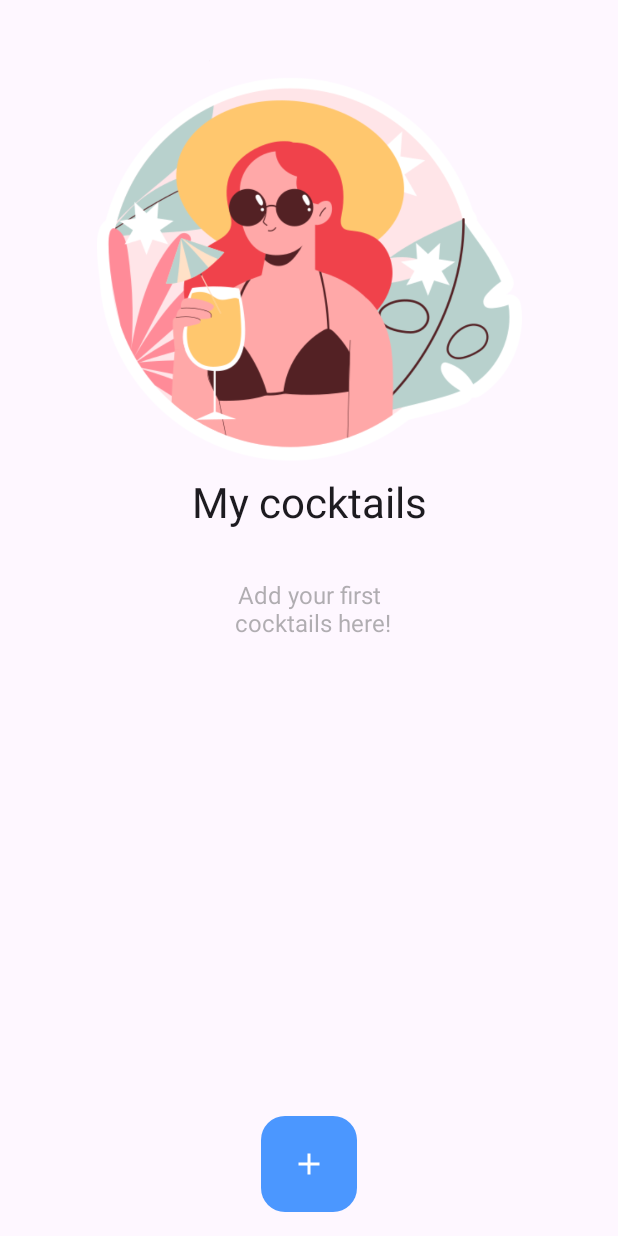
After one commit to StasShevchenko/CocktailBar, an Android app: the fragment CocktailsListFragment shown on its own in the app's theme, on a phone screen of 412 x 824 dp. The commit adds this screen. Run offline under Robolectric (Android 15) with nearby library versions, the phone set to English and light mode, and no system bars.

Commit message:
Basic layout for home page is created

```diff
--- a/app/src/main/java/com/example/coctailbar/FirstFragment.kt
+++ /dev/null
@@ -1,7 +0,0 @@
-package com.example.coctailbar
-
-import androidx.fragment.app.Fragment
-
-class FirstFragment : Fragment(R.layout.fragment_first) {
-
-}
--- a/app/src/main/java/com/example/coctailbar/SecondFragment.kt
+++ /dev/null
@@ -1,7 +0,0 @@
-package com.example.coctailbar
-
-import androidx.fragment.app.Fragment
-
-class SecondFragment : Fragment(R.layout.fragment_second) {
-
-}
--- /dev/null
+++ b/app/src/main/java/com/example/coctailbar/cocktail_details/CocktailDetailsFragment.kt
@@ -0,0 +1,8 @@
+package com.example.coctailbar.cocktail_details
+
+import androidx.fragment.app.Fragment
+import com.example.coctailbar.R
+
+class CocktailDetailsFragment : Fragment(R.layout.cocktail_details_fragment) {
+
+}
--- /dev/null
+++ b/app/src/main/java/com/example/coctailbar/cocktails_list/CocktailsListFragment.kt
@@ -0,0 +1,8 @@
+package com.example.coctailbar.cocktails_list
+
+import androidx.fragment.app.Fragment
+import com.example.coctailbar.R
+
+class CocktailsListFragment : Fragment(R.layout.cocktails_list_fragment) {
+
+}
--- /dev/null
+++ b/app/src/main/res/drawable/ic_add.xml
@@ -0,0 +1,5 @@
+<vector android:height="24dp" android:tint="#00FFFFFF"
+    android:viewportHeight="24" android:viewportWidth="24"
+    android:width="24dp" xmlns:android="http://schemas.android.com/apk/res/android">
+    <path android:fillColor="@android:color/white" android:pathData="M19,13h-6v6h-2v-6H5v-2h6V5h2v6h6v2z"/>
+</vector>
--- a/app/src/main/res/layout/fragment_first.xml
+++ b/app/src/main/res/layout/cocktail_details_fragment.xml
@@ -4,11 +4,10 @@
     xmlns:tools="http://schemas.android.com/tools"
     android:layout_width="match_parent"
     android:layout_height="match_parent"
-    tools:context=".FirstFragment">
+    tools:context=".cocktail_details.CocktailDetailsFragment">
 
     <TextView
         android:layout_width="match_parent"
-        android:layout_height="wrap_content"
-        android:text="Cocktails screen"
-        />
+        android:text="Cocktail details screen"
+        android:layout_height="wrap_content"/>
 </LinearLayout>
--- /dev/null
+++ b/app/src/main/res/layout/cocktails_list_fragment.xml
@@ -0,0 +1,58 @@
+<?xml version="1.0" encoding="utf-8"?>
+<androidx.constraintlayout.widget.ConstraintLayout xmlns:android="http://schemas.android.com/apk/res/android"
+    xmlns:app="http://schemas.android.com/apk/res-auto"
+    xmlns:tools="http://schemas.android.com/tools"
+    android:layout_width="match_parent"
+    android:orientation="vertical"
+    android:layout_height="match_parent"
+    tools:context=".cocktails_list.CocktailsListFragment">
+
+    <ImageView
+        android:id="@+id/imageView"
+        android:layout_width="283dp"
+        android:layout_height="283dp"
+        android:layout_marginTop="32dp"
+        android:src="@drawable/summer_holidays"
+        app:layout_constraintEnd_toEndOf="parent"
+        app:layout_constraintStart_toStartOf="parent"
+        app:layout_constraintTop_toTopOf="parent" />
+
+    <TextView
+        android:id="@+id/textView"
+        android:layout_width="match_parent"
+        android:layout_height="wrap_content"
+        android:text="My cocktails"
+        android:textAlignment="center"
+        android:textAppearance="@style/TextAppearance.Material3.HeadlineMedium"
+        app:layout_constraintEnd_toEndOf="parent"
+        app:layout_constraintStart_toStartOf="parent"
+        app:layout_constraintTop_toBottomOf="@+id/imageView" />
+
+    <TextView
+        android:layout_width="match_parent"
+        android:layout_height="wrap_content"
+        android:layout_marginTop="32dp"
+        android:text="Add your first\n cocktails here!"
+        android:textAlignment="center"
+        android:textColor="@color/gray"
+        android:textSize="16sp"
+        app:layout_constraintEnd_toEndOf="parent"
+        app:layout_constraintStart_toStartOf="parent"
+        app:layout_constraintTop_toBottomOf="@+id/textView" />
+
+    <com.google.android.material.floatingactionbutton.FloatingActionButton
+        android:layout_width="wrap_content"
+        android:layout_height="wrap_content"
+        android:layout_marginBottom="16dp"
+        app:layout_constraintBottom_toBottomOf="parent"
+        app:layout_constraintEnd_toEndOf="parent"
+        android:src="@drawable/ic_add"
+        app:tint="@color/white"
+        app:elevation="0dp"
+        app:fabCustomSize="64dp"
+        android:padding="8dp"
+        android:backgroundTint="@color/sky_blue"
+        app:layout_constraintStart_toStartOf="parent" />
+
+
+</androidx.constraintlayout.widget.ConstraintLayout>
--- a/app/src/main/res/layout/fragment_second.xml
+++ /dev/null
@@ -1,13 +0,0 @@
-<?xml version="1.0" encoding="utf-8"?>
-<LinearLayout xmlns:android="http://schemas.android.com/apk/res/android"
-    xmlns:app="http://schemas.android.com/apk/res-auto"
-    xmlns:tools="http://schemas.android.com/tools"
-    android:layout_width="match_parent"
-    android:layout_height="match_parent"
-    tools:context=".SecondFragment">
-
-    <TextView
-        android:layout_width="match_parent"
-        android:text="Cocktail details screen"
-        android:layout_height="wrap_content"/>
-</LinearLayout>
--- a/app/src/main/res/navigation/nav_graph.xml
+++ b/app/src/main/res/navigation/nav_graph.xml
@@ -7,9 +7,9 @@
 
     <fragment
         android:id="@+id/FirstFragment"
-        android:name="com.example.coctailbar.FirstFragment"
+        android:name="com.example.coctailbar.cocktails_list.CocktailsListFragment"
         android:label="@string/first_fragment_label"
-        tools:layout="@layout/fragment_first">
+        tools:layout="@layout/cocktails_list_fragment">
 
         <action
             android:id="@+id/action_FirstFragment_to_SecondFragment"
@@ -17,9 +17,9 @@
     </fragment>
     <fragment
         android:id="@+id/SecondFragment"
-        android:name="com.example.coctailbar.SecondFragment"
+        android:name="com.example.coctailbar.cocktail_details.CocktailDetailsFragment"
         android:label="@string/second_fragment_label"
-        tools:layout="@layout/fragment_second">
+        tools:layout="@layout/cocktail_details_fragment">
 
         <action
             android:id="@+id/action_SecondFragment_to_FirstFragment"
--- a/app/src/main/res/values/colors.xml
+++ b/app/src/main/res/values/colors.xml
@@ -2,4 +2,6 @@
 <resources>
     <color name="black">#FF000000</color>
     <color name="white">#FFFFFFFF</color>
+    <color name="gray">#7C5E5E5E</color>
+    <color name="sky_blue">#4B97FF</color>
 </resources>
```
Also changed, not shown: app/src/main/res/drawable/summer_holidays.png (added).
